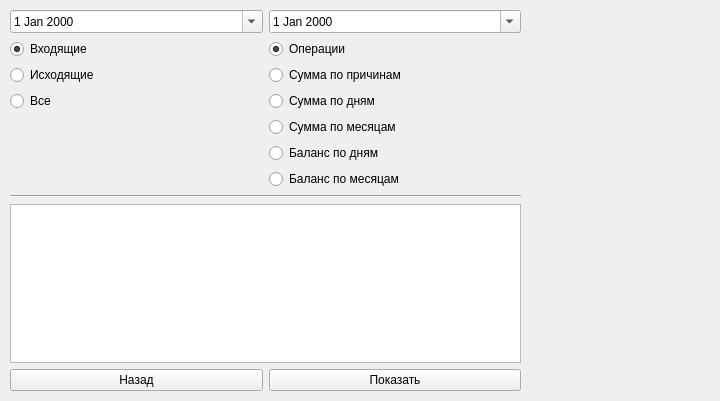
sk-jame/android-finance-balance, file src/ui/summarywidget.ui: the form before one commit.
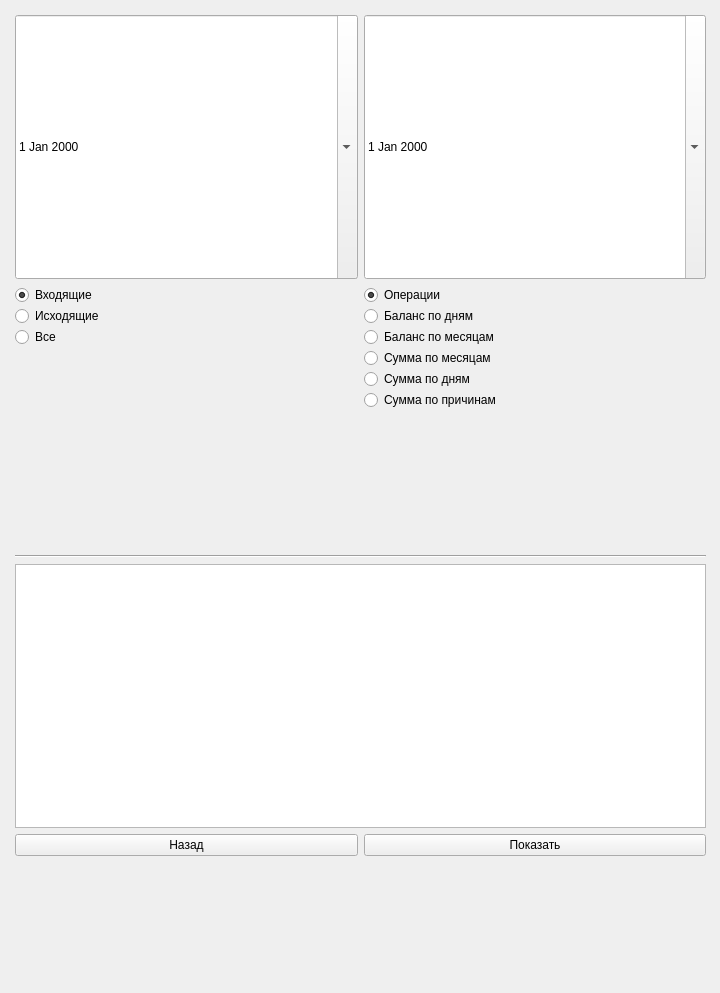
The form after the commit. Custom widgets are drawn as their Qt base class.

Commit message: try to fix ui problems, add some new buttons (future features)

```diff
--- a/src/ui/summarywidget.ui
+++ b/src/ui/summarywidget.ui
@@ -7,7 +7,7 @@
     <x>0</x>
     <y>0</y>
     <width>720</width>
-    <height>401</height>
+    <height>993</height>
    </rect>
   </property>
   <property name="sizePolicy">
@@ -24,22 +24,92 @@
     <rect>
      <x>10</x>
      <y>10</y>
-     <width>511</width>
-     <height>381</height>
+     <width>701</width>
+     <height>851</height>
     </rect>
    </property>
    <layout class="QGridLayout" name="gridLayout">
-    <item row="2" column="0">
-     <widget class="QRadioButton" name="rbTableSelect_outcome">
+    <property name="sizeConstraint">
+     <enum>QLayout::SetMaximumSize</enum>
+    </property>
+    <property name="leftMargin">
+     <number>5</number>
+    </property>
+    <property name="topMargin">
+     <number>5</number>
+    </property>
+    <property name="rightMargin">
+     <number>5</number>
+    </property>
+    <property name="bottomMargin">
+     <number>5</number>
+    </property>
+    <item row="7" column="0" colspan="2">
+     <widget class="DatabaseTableWidget" name="tableWidget">
+      <property name="sizePolicy">
+       <sizepolicy hsizetype="Expanding" vsizetype="Expanding">
+        <horstretch>0</horstretch>
+        <verstretch>0</verstretch>
+       </sizepolicy>
+      </property>
+     </widget>
+    </item>
+    <item row="6" column="0" colspan="2">
+     <widget class="Line" name="line">
+      <property name="orientation">
+       <enum>Qt::Horizontal</enum>
+      </property>
+     </widget>
+    </item>
+    <item row="8" column="1">
+     <widget class="QPushButton" name="pushButton">
       <property name="text">
-       <string>Исходящие</string>
+       <string>Показать</string>
       </property>
-      <attribute name="buttonGroup">
-       <string notr="true">buttonGroup_2</string>
-      </attribute>
+     </widget>
+    </item>
+    <item row="8" column="0">
+     <widget class="QPushButton" name="pushButton_2">
+      <property name="text">
+       <string>Назад</string>
+      </property>
+     </widget>
+    </item>
+    <item row="0" column="0">
+     <widget class="QDateEdit" name="deFrom">
+      <property name="sizePolicy">
+       <sizepolicy hsizetype="Minimum" vsizetype="MinimumExpanding">
+        <horstretch>0</horstretch>
+        <verstretch>0</verstretch>
+       </sizepolicy>
+      </property>
+      <property name="calendarPopup">
+       <bool>true</bool>
+      </property>
+     </widget>
+    </item>
+    <item row="0" column="1">
+     <widget class="QDateEdit" name="deTo">
+      <property name="sizePolicy">
+       <sizepolicy hsizetype="Minimum" vsizetype="MinimumExpanding">
+        <horstretch>0</horstretch>
+        <verstretch>0</verstretch>
+       </sizepolicy>
+      </property>
+      <property name="calendarPopup">
+       <bool>true</bool>
+      </property>
      </widget>
     </item>
     <item row="1" column="0">
+     <layout class="QVBoxLayout" name="verticalLayout">
+      <property name="spacing">
+       <number>1</number>
+      </property>
+      <property name="sizeConstraint">
+       <enum>QLayout::SetMinimumSize</enum>
+      </property>
+      <item>
      <widget class="QRadioButton" name="rbTableSelect_Income">
       <property name="text">
        <string>Входящие</string>
@@ -52,7 +122,63 @@
       </attribute>
      </widget>
     </item>
-    <item row="5" column="1">
+      <item>
+       <widget class="QRadioButton" name="rbTableSelect_outcome">
+        <property name="text">
+         <string>Исходящие</string>
+        </property>
+        <attribute name="buttonGroup">
+         <string notr="true">buttonGroup_2</string>
+        </attribute>
+       </widget>
+      </item>
+      <item>
+       <widget class="QRadioButton" name="rbTableSelect_All">
+        <property name="text">
+         <string>Все</string>
+        </property>
+        <attribute name="buttonGroup">
+         <string notr="true">buttonGroup_2</string>
+        </attribute>
+       </widget>
+      </item>
+      <item>
+       <spacer name="verticalSpacer">
+        <property name="orientation">
+         <enum>Qt::Vertical</enum>
+        </property>
+        <property name="sizeHint" stdset="0">
+         <size>
+          <width>20</width>
+          <height>40</height>
+         </size>
+        </property>
+       </spacer>
+      </item>
+     </layout>
+    </item>
+    <item row="1" column="1">
+     <layout class="QVBoxLayout" name="verticalLayout_2">
+      <property name="spacing">
+       <number>1</number>
+      </property>
+      <property name="sizeConstraint">
+       <enum>QLayout::SetMinimumSize</enum>
+      </property>
+      <item>
+       <widget class="QRadioButton" name="rbShowOperations">
+        <property name="text">
+         <string>Операции</string>
+        </property>
+        <property name="checked">
+         <bool>true</bool>
+        </property>
+        <attribute name="buttonGroup">
+         <string notr="true">buttonGroup</string>
+        </attribute>
+       </widget>
+      </item>
+      <item>
      <widget class="QRadioButton" name="rbShowBalanceDaily">
       <property name="text">
        <string>Баланс по дням</string>
@@ -62,17 +188,17 @@
       </attribute>
      </widget>
     </item>
-    <item row="0" column="1">
-     <widget class="QDateEdit" name="deTo">
-      <property name="calendarPopup">
-       <bool>true</bool>
-      </property>
-     </widget>
-    </item>
-    <item row="8" column="0" colspan="2">
-     <widget class="DatabaseTableWidget" name="tableWidget"/>
-    </item>
-    <item row="4" column="1">
+      <item>
+       <widget class="QRadioButton" name="rbShowBalanceMonthly">
+        <property name="text">
+         <string>Баланс по месяцам</string>
+        </property>
+        <attribute name="buttonGroup">
+         <string notr="true">buttonGroup</string>
+        </attribute>
+       </widget>
+      </item>
+      <item>
      <widget class="QRadioButton" name="rbShowMonthlySum">
       <property name="text">
        <string>Сумма по месяцам</string>
@@ -82,34 +208,7 @@
       </attribute>
      </widget>
     </item>
-    <item row="1" column="1">
-     <widget class="QRadioButton" name="rbShowOperations">
-      <property name="text">
-       <string>Операции</string>
-      </property>
-      <property name="checked">
-       <bool>true</bool>
-      </property>
-      <attribute name="buttonGroup">
-       <string notr="true">buttonGroup</string>
-      </attribute>
-     </widget>
-    </item>
-    <item row="9" column="1">
-     <widget class="QPushButton" name="pushButton">
-      <property name="text">
-       <string>Показать</string>
-      </property>
-     </widget>
-    </item>
-    <item row="7" column="0" colspan="2">
-     <widget class="Line" name="line">
-      <property name="orientation">
-       <enum>Qt::Horizontal</enum>
-      </property>
-     </widget>
-    </item>
-    <item row="3" column="1">
+      <item>
      <widget class="QRadioButton" name="rbShowDailySum">
       <property name="text">
        <string>Сумма по дням</string>
@@ -119,21 +218,7 @@
       </attribute>
      </widget>
     </item>
-    <item row="0" column="0">
-     <widget class="QDateEdit" name="deFrom">
-      <property name="calendarPopup">
-       <bool>true</bool>
-      </property>
-     </widget>
-    </item>
-    <item row="9" column="0">
-     <widget class="QPushButton" name="pushButton_2">
-      <property name="text">
-       <string>Назад</string>
-      </property>
-     </widget>
-    </item>
-    <item row="2" column="1">
+      <item>
      <widget class="QRadioButton" name="rbShowReasonSum">
       <property name="text">
        <string>Сумма по причинам</string>
@@ -143,25 +228,20 @@
       </attribute>
      </widget>
     </item>
-    <item row="3" column="0">
-     <widget class="QRadioButton" name="rbTableSelect_All">
-      <property name="text">
-       <string>Все</string>
-      </property>
-      <attribute name="buttonGroup">
-       <string notr="true">buttonGroup_2</string>
-      </attribute>
-     </widget>
-    </item>
-    <item row="6" column="1">
-     <widget class="QRadioButton" name="rbShowBalanceMonthly">
-      <property name="text">
-       <string>Баланс по месяцам</string>
-      </property>
-      <attribute name="buttonGroup">
-       <string notr="true">buttonGroup</string>
-      </attribute>
-     </widget>
+      <item>
+       <spacer name="verticalSpacer_2">
+        <property name="orientation">
+         <enum>Qt::Vertical</enum>
+        </property>
+        <property name="sizeHint" stdset="0">
+         <size>
+          <width>20</width>
+          <height>40</height>
+         </size>
+        </property>
+       </spacer>
+      </item>
+     </layout>
     </item>
    </layout>
    <zorder>deTo</zorder>
```
Left out of the diff: 18 changed lines with no effect on the pictures. Lines whose indentation alone changed are shown as unchanged. The commit also changes 8 other files.
